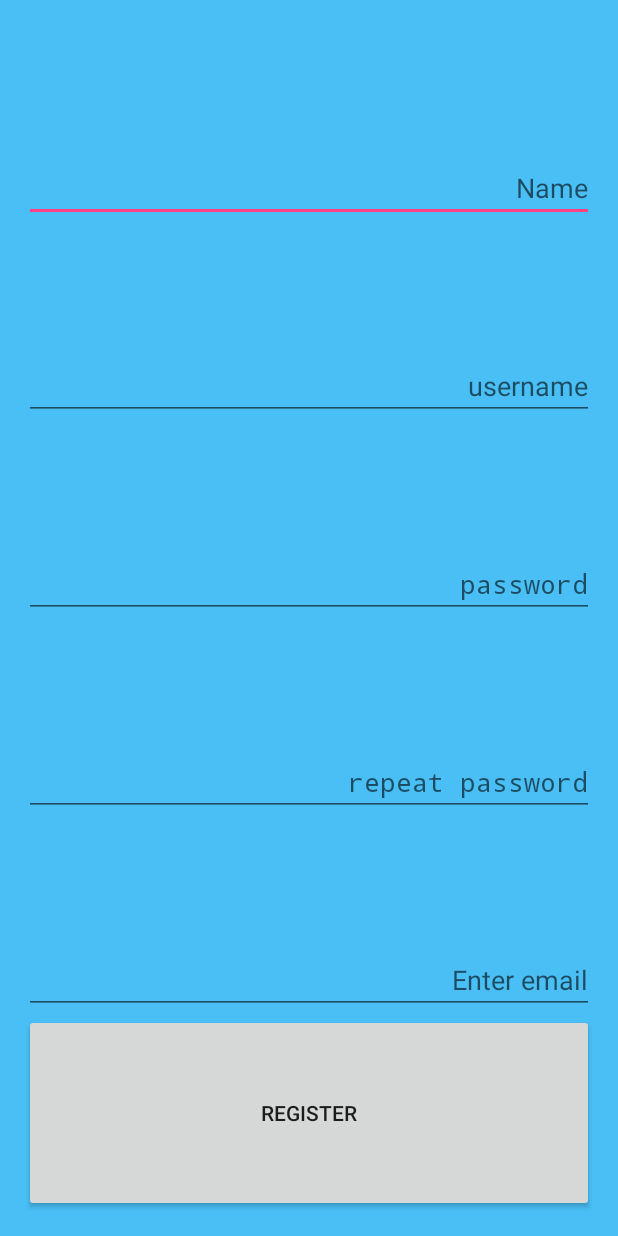
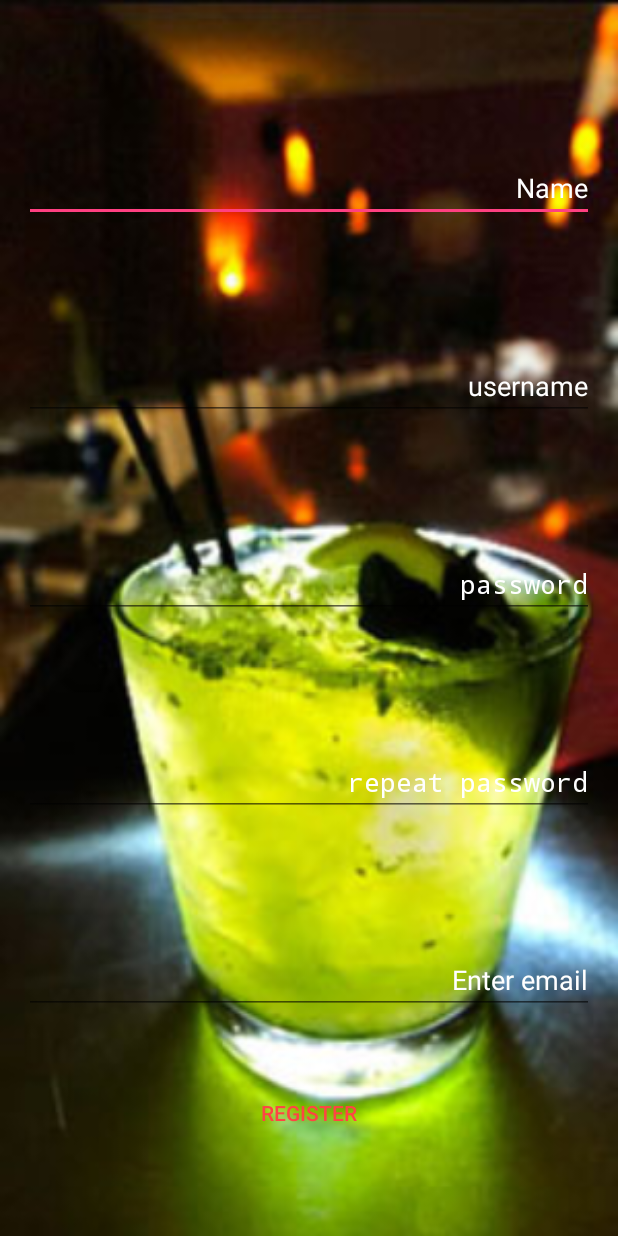
Before and after one commit to pploshtakov/Make_A_Cocktail, an Android app: the RegisterActivity screen opened directly, with no data from a screen before it, on a phone screen of 412 x 824 dp. Run offline under Robolectric (Android 15) with nearby library versions, the phone set to English and light mode, and no system bars.

Commit message:
new bacgroun image, set buttons' in login and register page background transperant

```diff
--- a/app/src/main/java/com/example/pesho/make_a_cocktail/model/users/User.java
+++ b/app/src/main/java/com/example/pesho/make_a_cocktail/model/users/User.java
@@ -164,12 +164,15 @@ public class User {
             for(int i = 0; i < jsonArray.length(); i++) {
                 JSONObject o = jsonArray.getJSONObject(i);
                 Drink drink;
-                if (o.getString("strCategory").equals(DrinksManager.DrinksCategories.Shot)) {
+                if (o.getString("strCategory").equals("Shot")) {
                     drink = new Shot(o.getInt("idDrink"),o.getString("strDrink"),o.getString("strInstructions"), R.drawable.margarita_pic, o.getString("strCategory"), o.getString("strAlcoholic"), o.getString("strGlass"),o.getString("strDrinkThumb"), o.getBoolean("isFavorite"));
                 } else if (o.getString("strAlcoholic").equals(DrinksManager.DrinksCategories.Alcoholic)) {
                     drink = new AlcoholicCocktail(o.getInt("idDrink"),o.getString("strDrink"),o.getString("strInstructions"), R.drawable.margarita_pic, o.getString("strCategory"), o.getString("strAlcoholic"), o.getString("strGlass"),o.getString("strDrinkThumb"), o.getBoolean("isFavorite"));
                 } else {
                     drink = new NonAlcoholicCocktail(o.getInt("idDrink"),o.getString("strDrink"),o.getString("strInstructions"), R.drawable.margarita_pic, o.getString("strCategory"), o.getString("strAlcoholic"), o.getString("strGlass"),o.getString("strDrinkThumb"), o.getBoolean("isFavorite"));
+                }
+                if (favorite.contains(drink)) {
+                    drink.setFavorite(true);
                 }
                 myDrinks.add(drink);
             }
--- a/app/src/main/res/layout/activity_add_new_drink.xml
+++ b/app/src/main/res/layout/activity_add_new_drink.xml
@@ -7,7 +7,7 @@
     android:paddingLeft="@dimen/activity_horizontal_margin"
     android:paddingRight="@dimen/activity_horizontal_margin"
     android:paddingTop="@dimen/activity_vertical_margin"
-    android:background="@color/yellowBackground"
+    android:background="@color/custom_blue"
     tools:context="com.example.pesho.make_a_cocktail.AddNewDrinkActivity">
 
     <TextView
@@ -74,6 +74,7 @@
         android:text="@string/upload_image"
         android:gravity="center"
         android:layout_margin="10dp"
+        android:background="@color/colorPrimary"
         android:id="@+id/add_new_drink_up_photo_button"
         />
     <Button
@@ -82,6 +83,7 @@
         android:layout_below="@id/add_new_drink_up_photo_button"
         android:text="@string/add_drink"
         android:gravity="center"
+        android:background="@color/colorPrimary"
         android:layout_margin="10dp"
         android:id="@+id/add_new_drink_add_drink_button"
         />
--- a/app/src/main/res/layout/activity_drink_info.xml
+++ b/app/src/main/res/layout/activity_drink_info.xml
@@ -8,7 +8,7 @@
     android:paddingRight="@dimen/activity_horizontal_margin"
     android:paddingTop="@dimen/activity_vertical_margin"
     android:orientation="vertical"
-    android:background="@color/yellowBackground"
+    android:background="@color/custom_blue"
     tools:context="com.example.pesho.make_a_cocktail.DrinkInfoActivity">
     <ImageView
         android:layout_width="match_parent"
--- a/app/src/main/res/layout/activity_register.xml
+++ b/app/src/main/res/layout/activity_register.xml
@@ -7,7 +7,7 @@
     android:paddingLeft="@dimen/activity_horizontal_margin"
     android:paddingRight="@dimen/activity_horizontal_margin"
     android:paddingTop="@dimen/activity_vertical_margin"
-    android:background="@color/darkBlue"
+    android:background="@drawable/loading_pic"
     tools:context="com.example.pesho.make_a_cocktail.RegisterActivity">
 
     <LinearLayout
@@ -23,6 +23,8 @@
             android:layout_weight="1"
             android:hint="@string/name"
             android:id="@+id/RPNameText"
+            android:textColorHint="@android:color/white"
+            android:textColor="@android:color/holo_red_light"
             android:gravity="end|bottom"
             />
 
@@ -34,6 +36,8 @@
             android:inputType="textPersonName"
             android:id="@+id/RPUserText"
             android:hint="@string/user_name"
+            android:textColorHint="@android:color/white"
+            android:textColor="@android:color/holo_red_light"
             android:gravity="end|bottom"
             />
 
@@ -44,6 +48,8 @@
             android:lines="1"
             android:hint="@string/password"
             android:id="@+id/RPPasswordText"
+            android:textColorHint="@android:color/white"
+            android:textColor="@android:color/holo_red_light"
             android:gravity="end|bottom"
             />
 
@@ -54,6 +60,8 @@
             android:layout_weight="1"
             android:hint="@string/repeat_password"
             android:id="@+id/RPRepeatPassword"
+            android:textColorHint="@android:color/white"
+            android:textColor="@android:color/holo_red_light"
             android:gravity="end|bottom"
             />
 
@@ -64,6 +72,8 @@
             android:lines="1"
             android:inputType="textPersonName"
             android:hint="@string/enter_email"
+            android:textColorHint="@android:color/white"
+            android:textColor="@android:color/holo_red_light"
             android:id="@+id/RPEmail"
             android:gravity="end|bottom"
             />
@@ -72,6 +82,8 @@
             android:layout_width="match_parent"
             android:layout_height="0dp"
             android:layout_weight="1"
+            android:background="@android:color/transparent"
+            android:textColor="@android:color/holo_red_light"
             android:id="@+id/RPRegisterButton"
             android:text="@string/register" />
     </LinearLayout>
--- a/app/src/main/res/layout/app_bar_shop.xml
+++ b/app/src/main/res/layout/app_bar_shop.xml
@@ -5,7 +5,7 @@
     android:layout_width="match_parent"
     android:layout_height="match_parent"
     android:fitsSystemWindows="true"
-    android:background="@color/custom_blue"
+    android:background="@drawable/loading_pic"
     tools:context=".ShopActivity">
 
     <LinearLayout
--- a/app/src/main/res/layout/drink_info_layout.xml
+++ b/app/src/main/res/layout/drink_info_layout.xml
@@ -3,6 +3,7 @@
     xmlns:app="http://schemas.android.com/apk/res-auto"
     android:orientation="horizontal"
     android:layout_width="match_parent"
+    android:background="@android:color/transparent"
     android:layout_height="100dp">
 
     <android.support.v7.widget.CardView
@@ -15,7 +16,6 @@
         <LinearLayout
             android:layout_width="match_parent"
             android:layout_height="wrap_content"
-            android:background="@color/card_view"
             android:orientation="horizontal"
             >
             <ImageView
@@ -53,7 +53,7 @@
                 android:layout_height="match_parent"
                 android:layout_weight="1"
                 android:src="@drawable/star1_pic"
-                android:background="@color/favorite_button"
+                android:background="@android:color/transparent"
                 />
 
 
```
Also changed, not shown: app/src/main/res/layout/activity_login.xml (+9 -2 lines), app/src/main/res/drawable/loading_pic.jpg (added).
